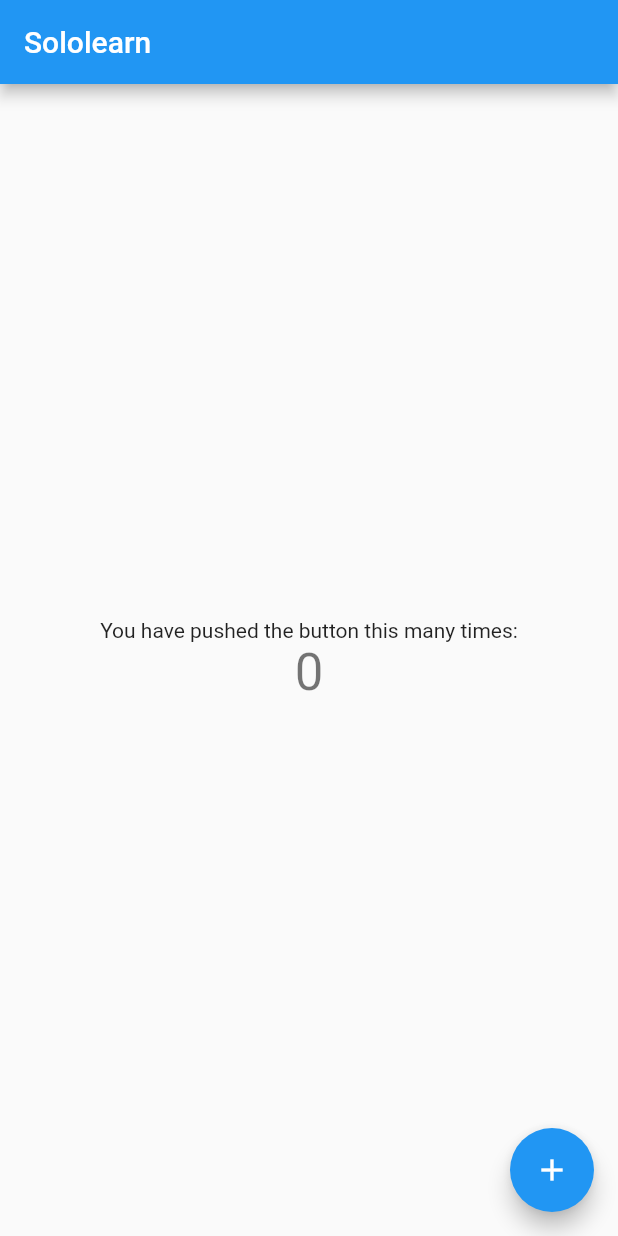
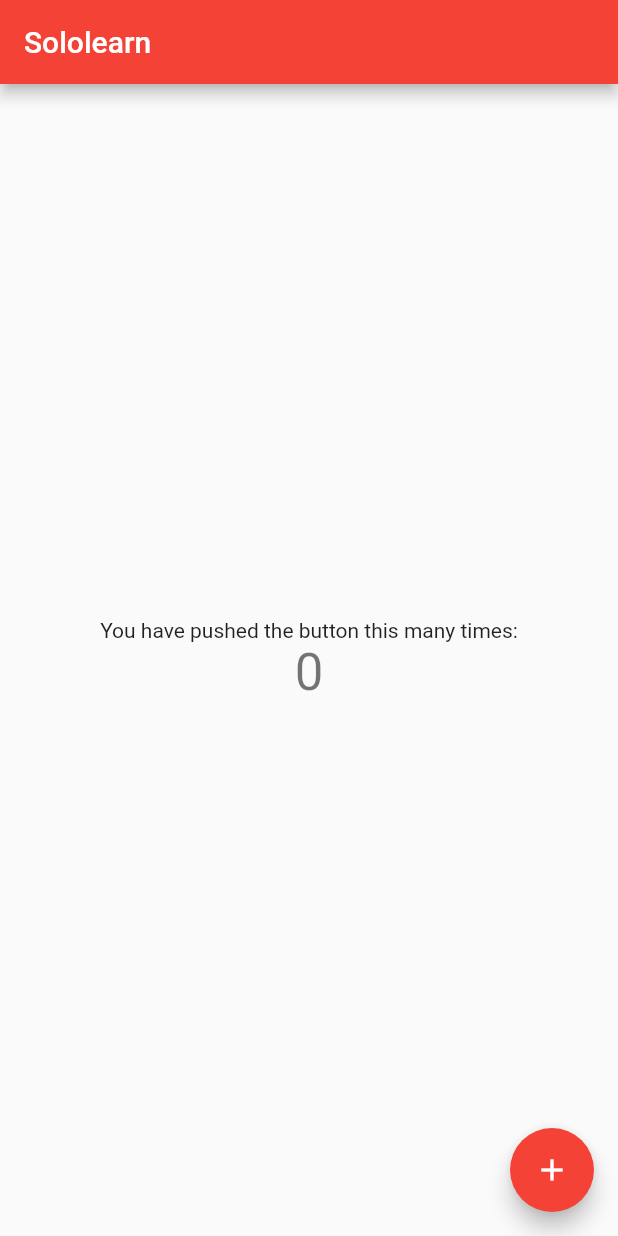
Before and after one commit to abhi-roop/educatio, a Flutter app: the screen it shows after launch, on a phone screen of 412 x 824 dp. Run offline on Flutter 3.47's test engine with Material 2 defaults, Android fonts, the phone set to English and light mode, and no system bars.

Commit message:
first comit

```diff
--- a/lib/main.dart
+++ b/lib/main.dart
@@ -23,7 +23,7 @@ class MyApp extends StatelessWidget {
           // or simply save your changes to "hot reload" in a Flutter IDE).
           // Notice that the counter didn't reset back to zero; the application
           // is not restarted.
-          primarySwatch: Colors.blue),
+          primarySwatch: Colors.red),
       home: const MyHomePage(title: 'Sololearn'),
     );
   }
```
